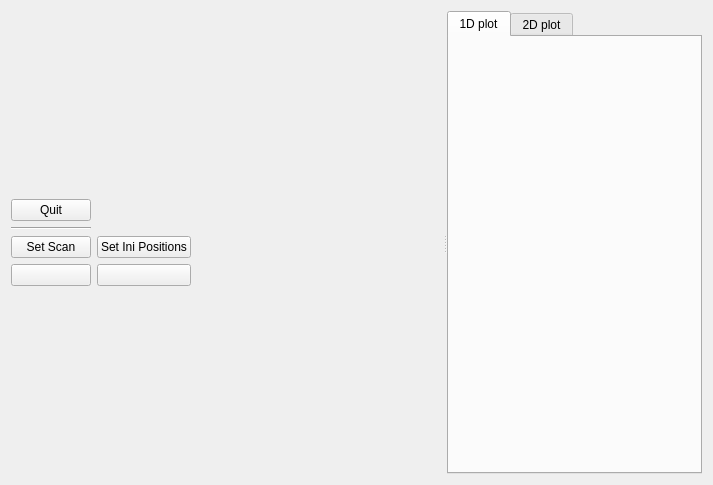
This is pymodaq/daq_scan/gui/daq_scan_gui_v2.ui in PyMoDAQ/PyMoDAQ as Qt 5 draws it before an edit. The edited form follows.
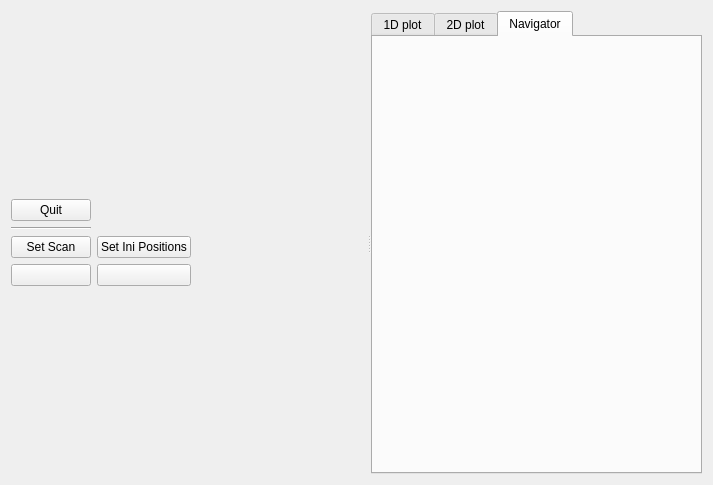
This is the edited form. Icons and pictures are not drawn.

Commit message:
navigator added to daq_scan
smoother execution of preset modes followed by docks automatic layout and overshoot management

```diff
--- a/pymodaq/daq_scan/gui/daq_scan_gui_v2.ui
+++ b/pymodaq/daq_scan/gui/daq_scan_gui_v2.ui
@@ -112,7 +112,7 @@
      </widget>
      <widget class="QTabWidget" name="tabWidget">
       <property name="currentIndex">
-       <number>0</number>
+       <number>2</number>
       </property>
       <widget class="QWidget" name="tab_plot1D">
        <attribute name="title">
@@ -158,6 +158,31 @@
         </item>
        </layout>
       </widget>
+      <widget class="QWidget" name="tab_navigator">
+       <attribute name="title">
+        <string>Navigator</string>
+       </attribute>
+       <layout class="QGridLayout" name="gridLayout_5">
+        <property name="leftMargin">
+         <number>0</number>
+        </property>
+        <property name="topMargin">
+         <number>0</number>
+        </property>
+        <property name="rightMargin">
+         <number>0</number>
+        </property>
+        <property name="bottomMargin">
+         <number>0</number>
+        </property>
+        <property name="spacing">
+         <number>0</number>
+        </property>
+        <item row="0" column="0">
+         <layout class="QVBoxLayout" name="navigator_layout"/>
+        </item>
+       </layout>
+      </widget>
      </widget>
     </widget>
    </item>
```
The commit also changes 71 other files.
